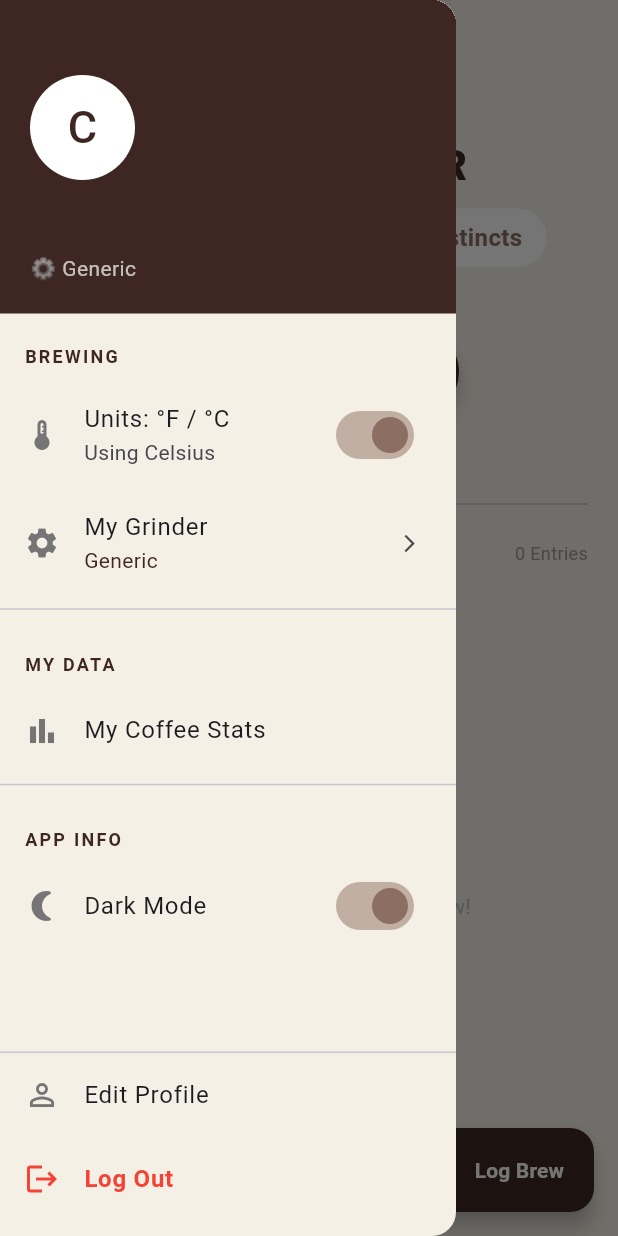
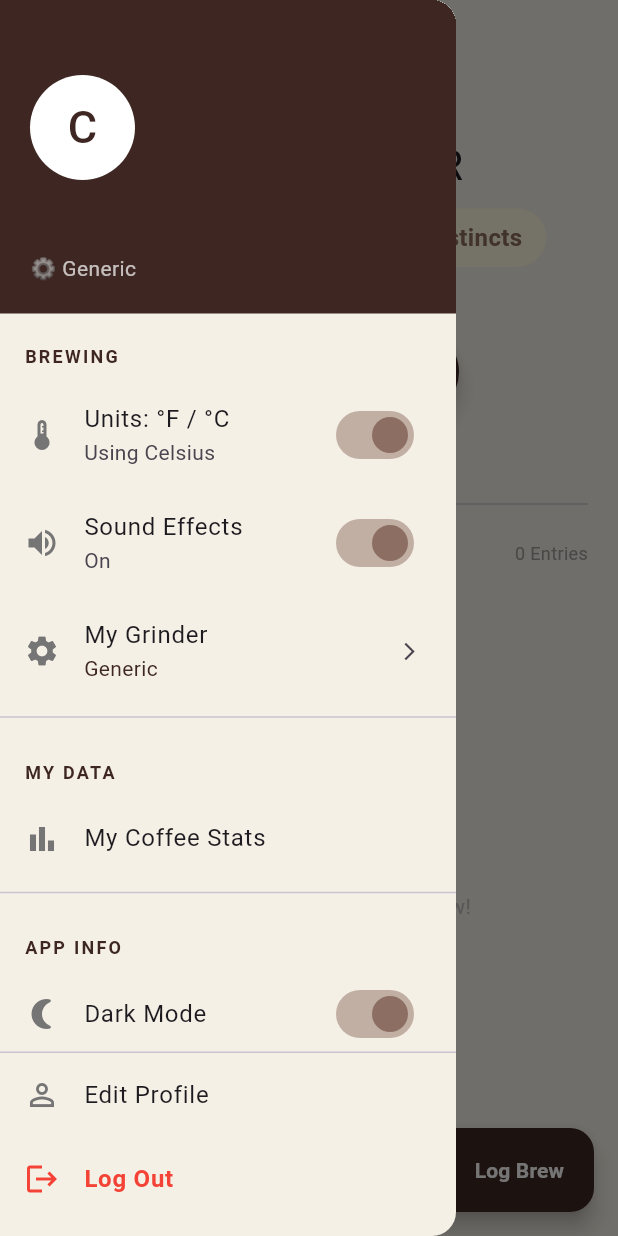
Before and after one commit to tlegenovv21/coffee_dice, a Flutter app: the HomePage screen opened directly with empty values, after a tap on the "menu" icon, on a phone screen of 412 x 824 dp. Run offline on Flutter 3.47's test engine with Material 3 defaults, Android fonts, the phone set to English and light mode, and no system bars; our stand-ins replace audioplayers, firebase_auth, firebase_core, percent_indicator, shared_preferences; accounts and stored records are empty.

Commit message:
feat: convert audio to mp3 and remove roll sound

```diff
--- a/lib/screens/home_page.dart
+++ b/lib/screens/home_page.dart
@@ -15,6 +15,7 @@ import '../widgets/stats_dialog.dart';
 import '../widgets/profile_edit_dialog.dart';
 import '../widgets/recipe_card.dart';
 import 'grinder_page.dart';
+import '../services/sound_manager.dart';
 
 class HomePage extends StatefulWidget {
   final bool isLightMode;
@@ -33,8 +34,7 @@ class HomePage extends StatefulWidget {
 class _HomePageState extends State<HomePage> {
   // --- STATE VARIABLES ---
   final user = FirebaseAuth.instance.currentUser;
-  final GlobalKey<ScaffoldState> _scaffoldKey =
-      GlobalKey<ScaffoldState>(); // Needed for Swipe-to-Open
+  final GlobalKey<ScaffoldState> _scaffoldKey = GlobalKey<ScaffoldState>();
 
   String nickname = "Coffee Lover";
   String age = "";
@@ -45,7 +45,7 @@ class _HomePageState extends State<HomePage> {
   String activeGrinderName = "Generic";
   List<Recipe> myRecipes = [];
 
-  // --- UPDATED DICE LOGIC (More Options) ---
+  // --- DICE LOGIC ---
   final List<String> brewingMethods = [
     "V60 Pour Over",
     "French Press",
@@ -137,27 +137,23 @@ class _HomePageState extends State<HomePage> {
 
   // --- ACTIONS ---
   void _rollDice() {
-    // 1. Check if we have saved recipes
-    // 2. 20% Chance (Random().nextInt(5) == 0) to show a "Memory"
+    // 🔇 Sound Removed here per request
+
     if (myRecipes.isNotEmpty && Random().nextInt(5) == 0) {
-      // Pick a random receipt from YOUR list
+      // Memory Roll Logic
       final randomRecipe = myRecipes[Random().nextInt(myRecipes.length)];
-
       setState(() {
-        // Use the EXACT data from your receipt
         currentMethod = randomRecipe.method;
         currentRatio = randomRecipe.ratio.isNotEmpty
             ? randomRecipe.ratio
-            : "1:15"; // Fallback if empty
-
-        // Special "Wildcard" that tells you this is your recipe
+            : "1:15";
         String origin = randomRecipe.beanOrigin.isNotEmpty
             ? randomRecipe.beanOrigin
             : "Saved Brew";
         currentWildcard = "Try your '$origin' recipe!";
       });
     } else {
-      // --- STANDARD RANDOM ROLL (Existing Logic) ---
+      // Standard Roll
       setState(() {
         currentMethod = brewingMethods[Random().nextInt(brewingMethods.length)];
         currentRatio = coffeeRatios[Random().nextInt(coffeeRatios.length)];
@@ -167,6 +163,9 @@ class _HomePageState extends State<HomePage> {
   }
 
   Future<void> _handleSaveRecipe(Recipe newRecipe) async {
+    // 🔊 SOUND: Success (MP3)
+    SoundManager().play('success.mp3');
+
     setState(() => myRecipes.add(newRecipe));
     await _saveData();
     if (mounted)
@@ -179,10 +178,12 @@ class _HomePageState extends State<HomePage> {
   }
 
   Future<void> _deleteRecipe(int index) async {
+    // 🔊 SOUND: Click (OGG)
+    SoundManager().play('click.ogg');
+
     setState(() => myRecipes.removeAt(index));
     await _saveData();
     if (mounted) {
-      // Check if dialog is open (via Route) or just snackbar
       ScaffoldMessenger.of(
         context,
       ).showSnackBar(const SnackBar(content: Text('Entry Deleted')));
@@ -190,9 +191,7 @@ class _HomePageState extends State<HomePage> {
   }
 
   void _editRecipeFromCard(int index) {
-    // For now, we will just open the details dialog which has delete.
-    // Implementing full edit requires a separate Edit Form.
-    // We will show a "Coming Soon" or open the Details Dialog.
+    SoundManager().play('click.ogg');
     showDialog(
       context: context,
       builder: (context) => RecipeDetailsDialog(
@@ -229,6 +228,7 @@ class _HomePageState extends State<HomePage> {
 
   // --- NAVIGATION HELPERS ---
   void _openAddSheet() {
+    SoundManager().play('click.ogg');
     showModalBottomSheet(
       context: context,
       isScrollControlled: true,
@@ -239,12 +239,16 @@ class _HomePageState extends State<HomePage> {
     );
   }
 
-  void _showStats() => showDialog(
-    context: context,
-    builder: (context) => StatsDialog(recipes: myRecipes),
-  );
+  void _showStats() {
+    SoundManager().play('click.ogg');
+    showDialog(
+      context: context,
+      builder: (context) => StatsDialog(recipes: myRecipes),
+    );
+  }
 
   void _showProfileSettings() {
+    SoundManager().play('click.ogg');
     showDialog(
       context: context,
       builder: (context) => ProfileEditDialog(
@@ -259,6 +263,7 @@ class _HomePageState extends State<HomePage> {
   }
 
   void _openGrinderSettings() {
+    SoundManager().play('click.ogg');
     Navigator.push(
       context,
       MaterialPageRoute(builder: (context) => const GrinderPage()),
@@ -270,16 +275,14 @@ class _HomePageState extends State<HomePage> {
   Widget build(BuildContext context) {
     final theme = Theme.of(context);
 
-    // SWIPE DETECTOR: Wraps the whole page
     return GestureDetector(
       onHorizontalDragEnd: (details) {
-        // If Swipe Velocity is positive (Left -> Right)
         if (details.primaryVelocity! > 0) {
           _scaffoldKey.currentState?.openDrawer();
         }
       },
       child: Scaffold(
-        key: _scaffoldKey, // ASSIGN KEY HERE
+        key: _scaffoldKey,
         backgroundColor: theme.scaffoldBackgroundColor,
 
         drawer: SideMenu(
@@ -310,7 +313,10 @@ class _HomePageState extends State<HomePage> {
           ),
           leading: IconButton(
             icon: Icon(Icons.menu, color: theme.iconTheme.color),
-            onPressed: () => _scaffoldKey.currentState?.openDrawer(),
+            onPressed: () {
+              SoundManager().play('click.ogg');
+              _scaffoldKey.currentState?.openDrawer();
+            },
           ),
         ),
 
@@ -328,7 +334,6 @@ class _HomePageState extends State<HomePage> {
                 child: Divider(),
               ),
 
-              // Journal Header
               Padding(
                 padding: const EdgeInsets.symmetric(
                   horizontal: 20,
@@ -353,7 +358,6 @@ class _HomePageState extends State<HomePage> {
                 ),
               ),
 
-              // Recipe List
               Expanded(
                 child: myRecipes.isEmpty
                     ? Center(
@@ -370,6 +374,7 @@ class _HomePageState extends State<HomePage> {
                           return RecipeCard(
                             recipe: myRecipes[reversedIndex],
                             onTap: () {
+                              SoundManager().play('click.ogg');
                               showDialog(
                                 context: context,
                                 builder: (context) => RecipeDetailsDialog(
@@ -380,9 +385,7 @@ class _HomePageState extends State<HomePage> {
                                 ),
                               );
                             },
-                            // Swipe Right Action (Edit)
                             onEdit: () => _editRecipeFromCard(reversedIndex),
-                            // Swipe Left Action (Delete)
                             onDelete: () => _deleteRecipe(reversedIndex),
                           );
                         },
--- /dev/null
+++ b/lib/services/sound_manager.dart
@@ -0,0 +1,61 @@
+// lib/services/sound_manager.dart
+import 'package:audioplayers/audioplayers.dart';
+import 'package:shared_preferences/shared_preferences.dart';
+
+class SoundManager {
+  static final SoundManager _instance = SoundManager._internal();
+  factory SoundManager() => _instance;
+  SoundManager._internal();
+
+  bool _isSoundOn = true;
+  bool get isSoundOn => _isSoundOn;
+
+  Future<void> init() async {
+    final prefs = await SharedPreferences.getInstance();
+    _isSoundOn = prefs.getBool('pref_sound') ?? true;
+    print(
+      "🔊 AUDIO DEBUG: Init complete. Sound system is ${_isSoundOn ? 'ON' : 'OFF'}",
+    );
+  }
+
+  Future<void> toggleSound(bool value) async {
+    _isSoundOn = value;
+    final prefs = await SharedPreferences.getInstance();
+    await prefs.setBool('pref_sound', value);
+    print("🔊 AUDIO DEBUG: Toggled sound to $value");
+  }
+
+  Future<void> play(String fileName) async {
+    // 1. Check if Master Switch is ON
+    if (!_isSoundOn) {
+      print(
+        "🔊 AUDIO DEBUG: Skipped '$fileName' (Sound is turned OFF in settings)",
+      );
+      return;
+    }
+
+    try {
+      final player = AudioPlayer();
+
+      // 2. Force Volume to Max (1.0)
+      await player.setVolume(1.0);
+
+      // 3. Log the path we are trying to find
+      // Note: AssetSource('audio/x') looks for 'assets/audio/x'
+      print("🔊 AUDIO DEBUG: Attempting to play 'assets/audio/$fileName'...");
+
+      await player.play(AssetSource('audio/$fileName'));
+
+      print("🔊 AUDIO DEBUG: Success! Command sent to play '$fileName'");
+
+      // Cleanup when done
+      player.onPlayerComplete.listen((event) {
+        print("🔊 AUDIO DEBUG: Finished playing $fileName");
+        player.dispose();
+      });
+    } catch (e) {
+      // 4. Catch Errors
+      print("🔴 AUDIO ERROR: Could not play '$fileName'. Reason: $e");
+    }
+  }
+}
--- a/lib/widgets/side_menu.dart
+++ b/lib/widgets/side_menu.dart
@@ -2,6 +2,7 @@
 import 'package:flutter/material.dart';
 import 'package:firebase_auth/firebase_auth.dart';
 import 'package:shared_preferences/shared_preferences.dart';
+import '../services/sound_manager.dart';
 
 class SideMenu extends StatefulWidget {
   final String nickname;
@@ -37,6 +38,7 @@ class SideMenu extends StatefulWidget {
 
 class _SideMenuState extends State<SideMenu> {
   bool useCelsius = true;
+  bool useSound = true;
 
   @override
   void initState() {
@@ -48,6 +50,7 @@ class _SideMenuState extends State<SideMenu> {
     final prefs = await SharedPreferences.getInstance();
     setState(() {
       useCelsius = prefs.getBool('pref_celsius') ?? true;
+      useSound = SoundManager().isSoundOn;
     });
   }
 
@@ -142,6 +145,23 @@ class _SideMenuState extends State<SideMenu> {
                     await prefs.setBool('pref_celsius', val);
                   },
                 ),
+                // --- NEW SOUND SWITCH ---
+                SwitchListTile(
+                  title: const Text("Sound Effects"),
+                  subtitle: Text(useSound ? "On" : "Off"),
+                  value: useSound,
+                  activeColor: const Color(0xFF8D6E63),
+                  secondary: Icon(
+                    useSound ? Icons.volume_up : Icons.volume_off,
+                    color: Colors.grey[600],
+                  ),
+                  onChanged: (val) async {
+                    setState(() => useSound = val);
+                    await SoundManager().toggleSound(val);
+                    // Play a test click so user knows it works
+                    if (val) SoundManager().play('click.mp3');
+                  },
+                ),
                 ListTile(
                   leading: Icon(Icons.settings, color: iconColor),
                   title: const Text("My Grinder"),
--- a/pubspec.yaml
+++ b/pubspec.yaml
@@ -1,7 +1,7 @@
 name: coffee_dice
 description: "A new Flutter project."
 publish_to: 'none'
-version: 1.1.0+2
+version: 1.2.1+3  # Was 1.2.0+2
 
 environment:
   sdk: ^3.10.7
@@ -17,6 +17,7 @@ dependencies:
   firebase_core: ^2.24.2
   firebase_auth: ^4.16.0
   cloud_firestore: ^4.14.0
+  audioplayers: ^6.0.0
 
 dev_dependencies:
   flutter_test:
@@ -35,3 +36,5 @@ flutter_launcher_icons:
 
 flutter:
   uses-material-design: true
+  assets:
+    - assets/audio/
```
Also changed, not shown: lib/main.dart (+64 -22 lines), lib/screens/grinder_page.dart (+13 -11 lines), pubspec.lock, 8 other files.
